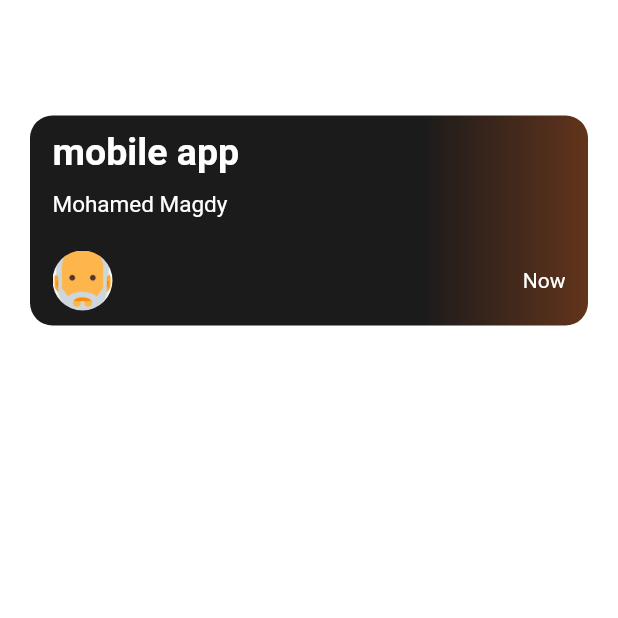
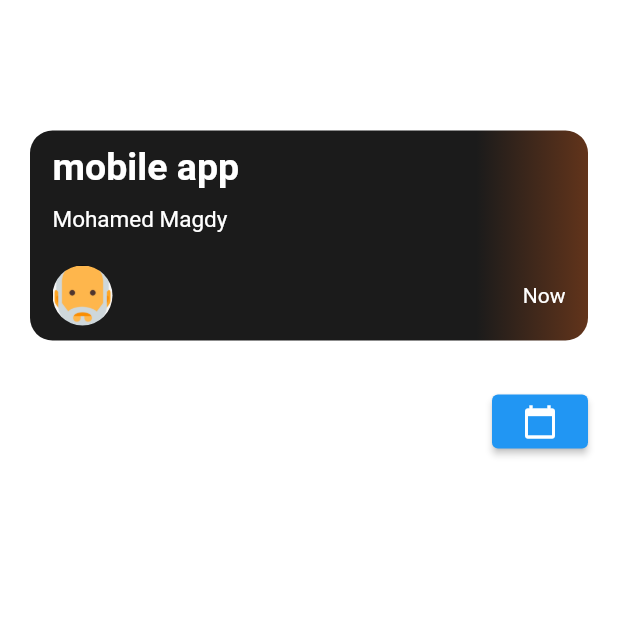
Before and after one commit to MohamedMagdy07/dribbble_task_management, a Flutter app: the ReviewScreen screen opened directly, on a phone screen of 412 x 824 dp, the top half of it. Run offline on Flutter 3.47's test engine with Material 2 defaults, Android fonts, the phone set to English and light mode, and no system bars; our stand-ins replace hexcolor; missing offline and left inert: flutter_neat_and_clean_calendar; network calls fail.

Commit message:
Initial commit

```diff
--- a/lib/layout/home_layout.dart
+++ b/lib/layout/home_layout.dart
@@ -30,7 +30,7 @@ class _HomeLayoutState extends State<HomeLayout> {
 
   @override
   Widget build(BuildContext context) {
-    return gradientedWidget(
+    return gradientWidget(
       gradientColor1: HexColor('#0d0d0d'),
       gradientColor2: HexColor('#5c2d24'),
       widget: Scaffold(
--- a/lib/modules/layouts/review_screen.dart
+++ b/lib/modules/layouts/review_screen.dart
@@ -1,8 +1,9 @@
 import 'package:dribbble_task_management/shared/components/components.dart';
-import 'package:flutter/cupertino.dart';
 import 'package:flutter/material.dart';
 import 'package:dribbble_task_management/sources/data.dart';
 import 'package:hexcolor/hexcolor.dart';
+import 'package:dribbble_task_management/modules/calandar/calendar.dart';
+
 
 
 
@@ -39,12 +40,35 @@ class _ReviewScreenState extends State<ReviewScreen> {
                 ),
               ),
               SizedBox(
-                height: 20,
+                height: 30,
               ),
               defaultTask(
                 task: allTasks[0],
                 gradientColor2: HexColor('#62341b'),
                 gradientColor1: HexColor('#1b1b1b'),
+              ),
+              SizedBox(
+                height: 30,
+              ),
+              Row(
+                children: [
+                  Text(
+                    'Monthly Review',
+                    style: TextStyle(
+                      fontWeight: FontWeight.w900,
+                      fontSize: 25,
+                    ),
+                  ),
+                  Spacer(),
+                  ElevatedButton(
+                      onPressed: (){
+                        Navigator.push(context, MaterialPageRoute(builder: (context)=>CalenderScreen()));
+                      },
+                      child: Icon(
+                        Icons.calendar_today,
+                      ),
+                  )
+                ],
               ),
             ],
           ),
--- a/lib/shared/components/components.dart
+++ b/lib/shared/components/components.dart
@@ -14,7 +14,7 @@ Widget defaultTask ({
     gradient: LinearGradient(
         begin: Alignment.centerLeft,
         end: Alignment.centerRight,
-        stops: [0.7,1],
+        stops: [0.8,1],
         colors: [gradientColor1,gradientColor2],
       ),
       borderRadius: BorderRadius.circular(15)
@@ -69,9 +69,7 @@ Widget defaultTask ({
 );
 
 
-
-
-Widget gradientedWidget({
+Widget gradientWidget({
   @required Widget widget,
   @required Color gradientColor1,
   @required Color gradientColor2,
--- a/pubspec.yaml
+++ b/pubspec.yaml
@@ -34,6 +34,8 @@ dev_dependencies:
     sdk: flutter
 
   hexcolor: ^2.0.4
+
+  flutter_neat_and_clean_calendar: ^0.2.2+10
 
 # For information on the generic Dart part of this file, see the
 # following page: https://dart.dev/tools/pub/pubspec
```
Also changed, not shown: lib/modules/calandar/calendar.dart (added, +132 -0 lines), pubspec.lock.
